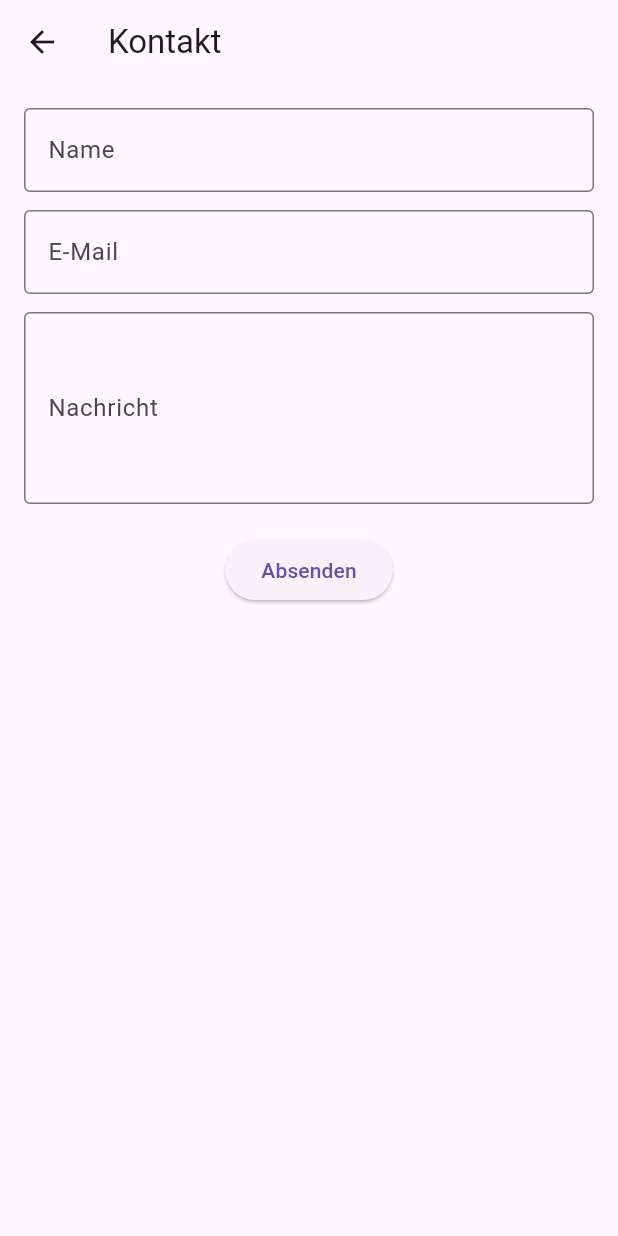
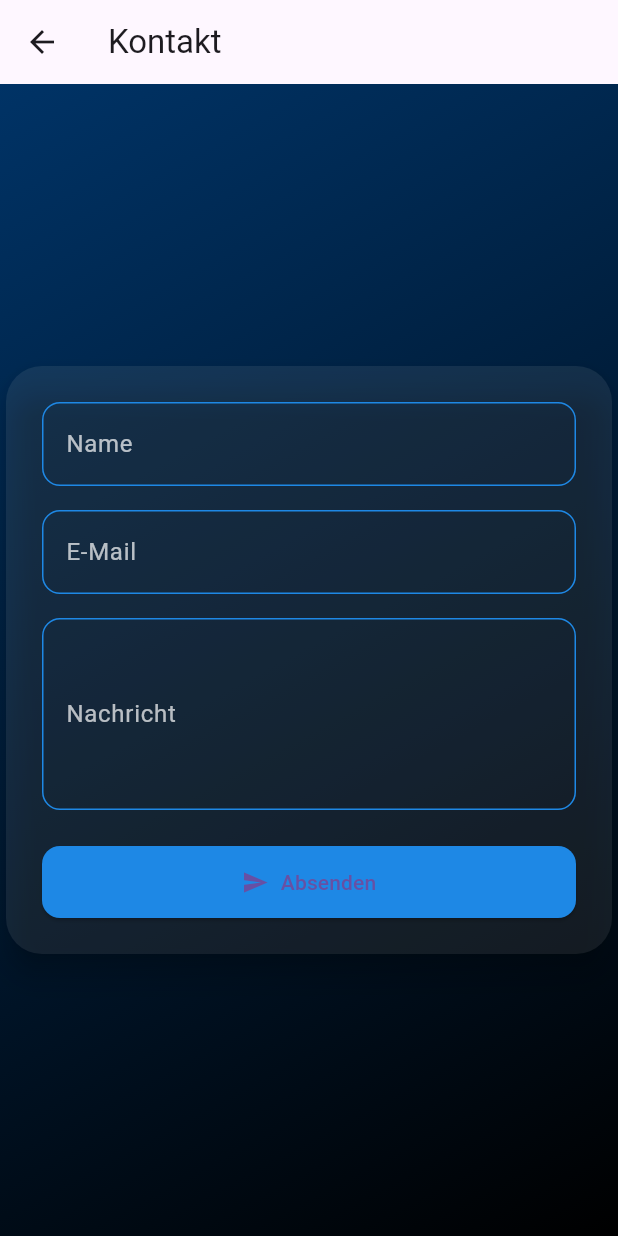
Before and after one commit to DerDaumen1/portfolio_5441141, a Flutter app: the screen it shows after launch, after a tap on "Contact", on a phone screen of 412 x 824 dp. Run offline on Flutter 3.47's test engine with Material 3 defaults, Android fonts, the phone set to English and light mode, and no system bars.

Commit message:
contact rdy

```diff
--- a/lib/pages/contact_page.dart
+++ b/lib/pages/contact_page.dart
@@ -11,7 +11,7 @@ class ContactPage extends StatefulWidget {
 }
 
 class _ContactPageState extends State<ContactPage> {
-  final _formKey = GlobalKey<FormState>();
+  final _formKey     = GlobalKey<FormState>();
   final _nameCtrl    = TextEditingController();
   final _emailCtrl   = TextEditingController();
   final _messageCtrl = TextEditingController();
@@ -26,7 +26,6 @@ class _ContactPageState extends State<ContactPage> {
 
   void _submit() {
     if (_formKey.currentState!.validate()) {
-      // Hier könntest Du widget.data.* speichern, falls gewünscht
       ScaffoldMessenger.of(context).showSnackBar(
         SnackBar(
           content: Text(
@@ -40,10 +39,36 @@ class _ContactPageState extends State<ContactPage> {
 
   @override
   Widget build(BuildContext context) {
+    const accentBlue = Color(0xff1e88e5);
+
+    final inputBorder = OutlineInputBorder(
+      borderSide: const BorderSide(color: accentBlue),
+      borderRadius: BorderRadius.circular(12),
+    );
+
     return Scaffold(
+      backgroundColor: Colors.transparent,
       appBar: AppBar(title: const Text('Kontakt')),
-      body: Padding(
-        padding: const EdgeInsets.all(16),
+      body: Container(
+        decoration: const BoxDecoration(
+          gradient: LinearGradient(
+            colors: [Color(0xff003366), Colors.black],
+            begin: Alignment.topLeft,
+            end: Alignment.bottomRight,
+          ),
+        ),
+        alignment: Alignment.center,
+        child: SingleChildScrollView(
+          child: ConstrainedBox(
+            constraints: const BoxConstraints(maxWidth: 600),
+            child: Card(
+              color: Colors.white.withOpacity(.08),
+              elevation: 8,
+              shape: RoundedRectangleBorder(
+                borderRadius: BorderRadius.circular(24),
+              ),
+              child: Padding(
+                padding: const EdgeInsets.all(24),
                 child: Form(
                   key: _formKey,
                   child: Column(
@@ -51,50 +76,80 @@ class _ContactPageState extends State<ContactPage> {
                       // Name
                       TextFormField(
                         controller: _nameCtrl,
-                decoration: const InputDecoration(
+                        style: const TextStyle(color: Colors.white),
+                        decoration: InputDecoration(
                           labelText: 'Name',
-                  border: OutlineInputBorder(),
+                          labelStyle: const TextStyle(color: Colors.white70),
+                          enabledBorder: inputBorder,
+                          focusedBorder: inputBorder,
                         ),
-                validator: (v) =>
-                    v == null || v.isEmpty ? 'Bitte deinen Namen eingeben' : null,
+                        validator: (v) => v == null || v.isEmpty
+                            ? 'Bitte Namen eingeben'
+                            : null,
                       ),
-              const SizedBox(height: 12),
+                      const SizedBox(height: 16),
 
                       // E‑Mail
                       TextFormField(
                         controller: _emailCtrl,
-                decoration: const InputDecoration(
+                        style: const TextStyle(color: Colors.white),
+                        decoration: InputDecoration(
                           labelText: 'E‑Mail',
-                  border: OutlineInputBorder(),
+                          labelStyle: const TextStyle(color: Colors.white70),
+                          enabledBorder: inputBorder,
+                          focusedBorder: inputBorder,
                         ),
                         keyboardType: TextInputType.emailAddress,
                         validator: (v) {
-                  if (v == null || v.isEmpty) return 'Bitte deine E‑Mail eingeben';
-                  if (!v.contains('@')) return 'Bitte gültige E‑Mail';
+                          if (v == null || v.isEmpty) {
+                            return 'Bitte E‑Mail eingeben';
+                          }
+                          if (!v.contains('@')) {
+                            return 'Bitte gültige E‑Mail';
+                          }
                           return null;
                         },
                       ),
-              const SizedBox(height: 12),
+                      const SizedBox(height: 16),
 
                       // Nachricht
                       TextFormField(
                         controller: _messageCtrl,
-                decoration: const InputDecoration(
+                        style: const TextStyle(color: Colors.white),
+                        decoration: InputDecoration(
                           labelText: 'Nachricht',
-                  border: OutlineInputBorder(),
+                          labelStyle: const TextStyle(color: Colors.white70),
+                          enabledBorder: inputBorder,
+                          focusedBorder: inputBorder,
                         ),
                         maxLines: 4,
-                validator: (v) =>
-                    v == null || v.isEmpty ? 'Bitte eine Nachricht eingeben' : null,
+                        validator: (v) => v == null || v.isEmpty
+                            ? 'Bitte eine Nachricht eingeben'
+                            : null,
                       ),
-              const SizedBox(height: 20),
+                      const SizedBox(height: 24),
 
-              // Senden‑Button
-              ElevatedButton(
+                      // Absenden‑Button
+                      SizedBox(
+                        width: double.infinity,
+                        child: ElevatedButton.icon(
+                          icon: const Icon(Icons.send),
+                          label: const Text('Absenden'),
+                          style: ElevatedButton.styleFrom(
+                            backgroundColor: accentBlue,
+                            padding: const EdgeInsets.symmetric(vertical: 14),
+                            shape: RoundedRectangleBorder(
+                              borderRadius: BorderRadius.circular(12),
+                            ),
+                          ),
                           onPressed: _submit,
-                child: const Text('Absenden'),
+                        ),
                       ),
                     ],
+                  ),
+                ),
+              ),
+            ),
           ),
         ),
       ),
```
Lines whose indentation alone changed are shown as unchanged.
